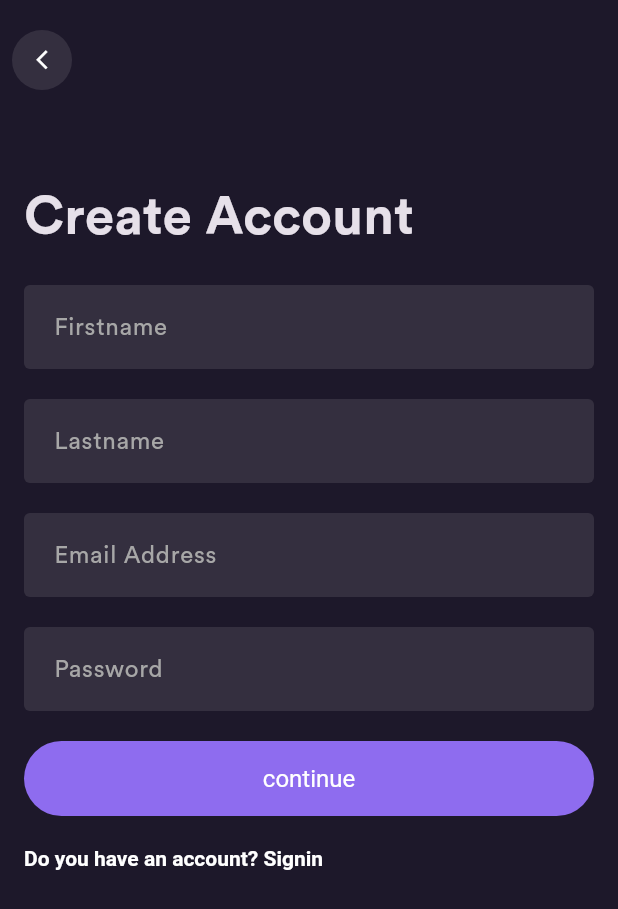
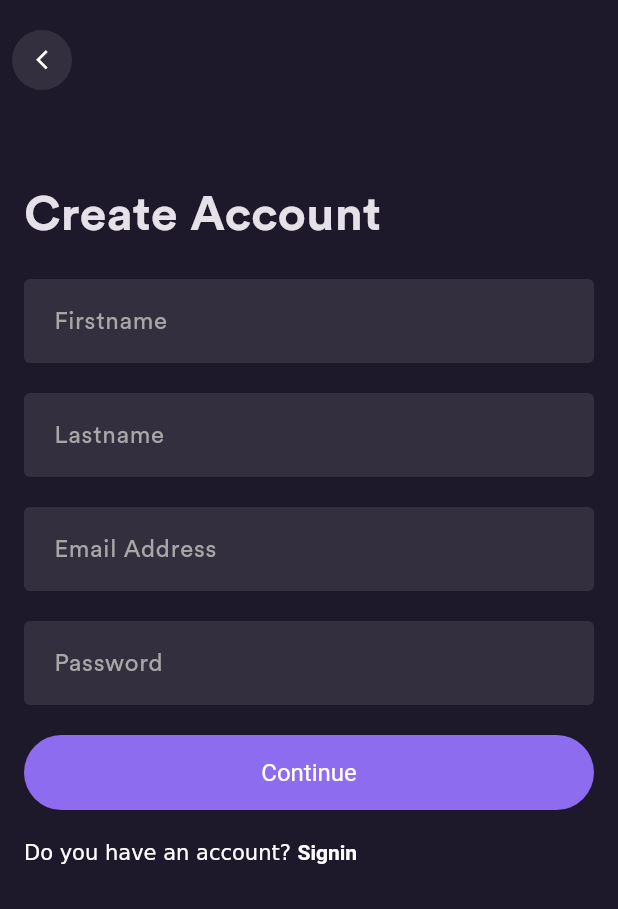
Before and after one commit to blalfayed/flutter_ecommerce, a Flutter app: the SignupPage screen opened directly, on a phone screen of 412 x 824 dp. Shown: the top 909 px of the screen. Run offline on Flutter 3.47's test engine with Material 3 defaults, Android fonts, the phone set to English and light mode, and no system bars; our stand-ins replace cloud_firestore, dartz, firebase_auth, firebase_core, flutter_bloc, flutter_svg and 1 more; accounts and stored records are empty.

```diff
--- a/lib/common/widgets/button/basic_reactive_button.dart
+++ b/lib/common/widgets/button/basic_reactive_button.dart
@@ -1,4 +1,5 @@
 import 'package:ecommerce/common/bloc/button/button_state.dart';
+import 'package:ecommerce/common/bloc/button/button_state_cubit.dart';
 import 'package:flutter/material.dart';
 import 'package:flutter_bloc/flutter_bloc.dart';
 
@@ -18,7 +19,8 @@ class BasicReactiveButton extends StatelessWidget {
 
   @override
   Widget build(BuildContext context) {
-    return BlocBuilder(builder: (context, state) {
+    return BlocBuilder<ButtonStateCubit, ButtonState>(
+        builder: (context, state) {
       if (state is ButtonLoadingState) {
         return _loading();
       }
--- a/lib/presentation/auth/pages/siginin.dart
+++ b/lib/presentation/auth/pages/siginin.dart
@@ -8,8 +8,8 @@ import 'package:flutter/material.dart';
 
 import '../../../common/widgets/button/basic_app_button.dart';
 
-class SigininPage extends StatelessWidget {
-  const SigininPage({super.key});
+class SigninPage extends StatelessWidget {
+  const SigninPage({super.key});
 
   @override
   Widget build(BuildContext context) {
--- a/lib/presentation/auth/pages/signup.dart
+++ b/lib/presentation/auth/pages/signup.dart
@@ -1,14 +1,11 @@
 import 'package:ecommerce/common/helper/navigator/app_navigator.dart';
 import 'package:ecommerce/common/widgets/appbar/app_bar.dart';
-import 'package:ecommerce/core/configs/theme/app_colors.dart';
-// import 'package:ecommerce/presentation/auth/pages/enter_password.dart';
+import 'package:ecommerce/common/widgets/button/basic_app_button.dart';
+import 'package:ecommerce/data/auth/models/user_creation_req.dart';
+import 'package:ecommerce/presentation/auth/pages/gender_and_age_selection.dart';
 import 'package:ecommerce/presentation/auth/pages/siginin.dart';
 import 'package:flutter/gestures.dart';
 import 'package:flutter/material.dart';
-
-import '../../../common/widgets/button/basic_app_button.dart';
-import '../../../data/auth/models/user_creation_req.dart';
-import 'gender_and_age_selection.dart';
 
 class SignupPage extends StatelessWidget {
   SignupPage({super.key});
@@ -22,24 +19,24 @@ class SignupPage extends StatelessWidget {
   Widget build(BuildContext context) {
     return Scaffold(
       appBar: const BasicAppbar(),
-      body: Padding(
+      body: SingleChildScrollView(
         padding: const EdgeInsets.symmetric(horizontal: 16, vertical: 40),
         child: Column(
           crossAxisAlignment: CrossAxisAlignment.start,
           children: [
-            _sigininText(context),
+            _siginText(),
             const SizedBox(
               height: 20,
             ),
-            _firstNameField(context),
+            _firstNameField(),
             const SizedBox(
               height: 20,
             ),
-            _lastNameField(context),
+            _lastNameField(),
             const SizedBox(
               height: 20,
             ),
-            _emailField(context),
+            _emailField(),
             const SizedBox(
               height: 20,
             ),
@@ -51,41 +48,45 @@ class SignupPage extends StatelessWidget {
             const SizedBox(
               height: 20,
             ),
-            _forgotPassword(context)
+            _createAccount(context)
           ],
         ),
       ),
     );
   }
 
-  Widget _sigininText(BuildContext context) {
+  Widget _siginText() {
     return const Text(
       'Create Account',
-      style: TextStyle(fontWeight: FontWeight.bold, fontSize: 35),
+      style: TextStyle(fontSize: 32, fontWeight: FontWeight.bold),
     );
   }
 
-  Widget _firstNameField(BuildContext context) {
-    return const TextField(
-      decoration: InputDecoration(hintText: 'Firstname'),
+  Widget _firstNameField() {
+    return TextField(
+      controller: _firstNameCon,
+      decoration: const InputDecoration(hintText: 'Firstname'),
     );
   }
 
-  Widget _lastNameField(BuildContext context) {
-    return const TextField(
-      decoration: InputDecoration(hintText: 'Lastname '),
+  Widget _lastNameField() {
+    return TextField(
+      controller: _lastNameCon,
+      decoration: const InputDecoration(hintText: 'Lastname'),
     );
   }
 
-  Widget _emailField(BuildContext context) {
-    return const TextField(
-      decoration: InputDecoration(hintText: 'Email Address'),
+  Widget _emailField() {
+    return TextField(
+      controller: _emailCon,
+      decoration: const InputDecoration(hintText: 'Email Address'),
     );
   }
 
   Widget _passwordField(BuildContext context) {
-    return const TextField(
-      decoration: InputDecoration(hintText: 'Password'),
+    return TextField(
+      controller: _passwordCon,
+      decoration: const InputDecoration(hintText: 'Password'),
     );
   }
 
@@ -102,31 +103,21 @@ class SignupPage extends StatelessWidget {
                     password: _passwordCon.text),
               ));
         },
-      title: 'continue',
-    );
+        title: 'Continue');
   }
 
-  Widget _forgotPassword(BuildContext context) {
+  Widget _createAccount(BuildContext context) {
     return RichText(
-      selectionColor: AppColors.primary,
-      text: TextSpan(
-        style:
-            const TextStyle(color: Colors.black, fontWeight: FontWeight.bold),
-        children: [
-          const TextSpan(
-              style:
-                  TextStyle(fontWeight: FontWeight.bold, color: Colors.white),
-              text: "Do you have an account? "),
+      text: TextSpan(children: [
+        const TextSpan(text: "Do you have an account? "),
         TextSpan(
-              style: const TextStyle(
-                  fontWeight: FontWeight.bold, color: Colors.white),
             text: 'Signin',
             recognizer: TapGestureRecognizer()
               ..onTap = () {
-                  AppNavigator.pushReplacement(context, const SigininPage());
-                }),
-        ],
-      ),
+                AppNavigator.pushReplacement(context, const SigninPage());
+              },
+            style: const TextStyle(fontWeight: FontWeight.bold))
+      ]),
     );
   }
 }
--- a/lib/presentation/splash/pages/splash.dart
+++ b/lib/presentation/splash/pages/splash.dart
@@ -18,7 +18,7 @@ class SplashPage extends StatelessWidget {
           Navigator.pushReplacement(
             context,
             MaterialPageRoute(
-              builder: (context) => const SigininPage(),
+              builder: (context) => const SigninPage(),
             ),
           );
         }
```
Lines whose indentation alone changed are shown as unchanged.
